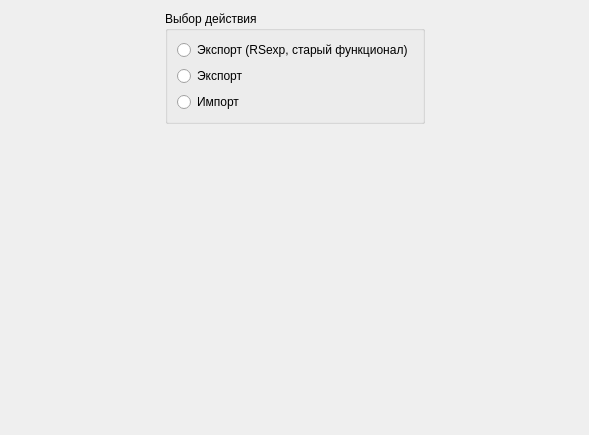
Before: the Qt Designer form DBFileTool/selectactionpage.ui in Smitt64/WorkFMT, drawn with Qt 5.
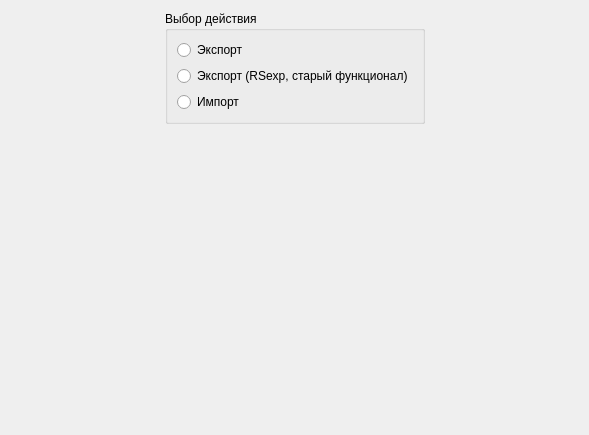
After: the same form once the commit is applied.

```diff
--- a/DBFileTool/selectactionpage.ui
+++ b/DBFileTool/selectactionpage.ui
@@ -36,16 +36,16 @@
        </property>
        <layout class="QVBoxLayout" name="verticalLayout">
         <item>
-         <widget class="QRadioButton" name="radioExpOld">
+         <widget class="QRadioButton" name="radioExp">
           <property name="text">
-           <string>Экспорт (RSexp, старый функционал)</string>
+           <string>Экспорт</string>
           </property>
          </widget>
         </item>
         <item>
-         <widget class="QRadioButton" name="radioExp">
+         <widget class="QRadioButton" name="radioExpOld">
           <property name="text">
-           <string>Экспорт</string>
+           <string>Экспорт (RSexp, старый функционал)</string>
           </property>
          </widget>
         </item>
```
